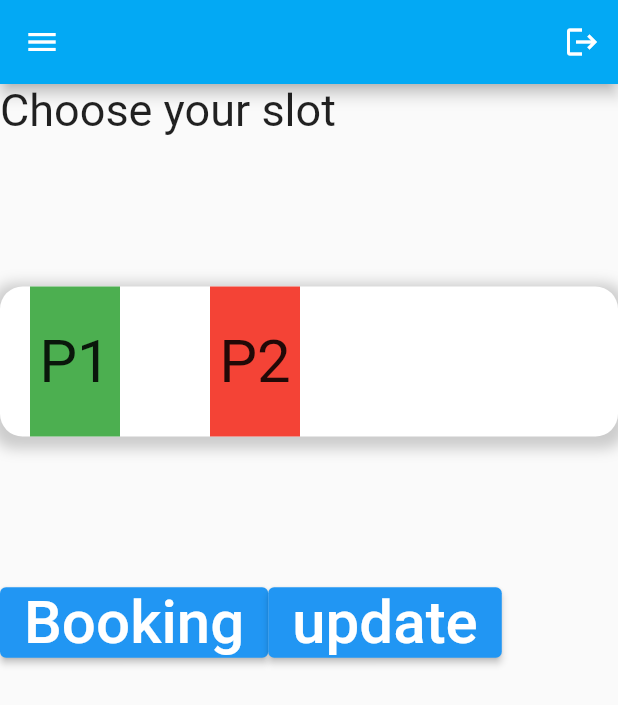
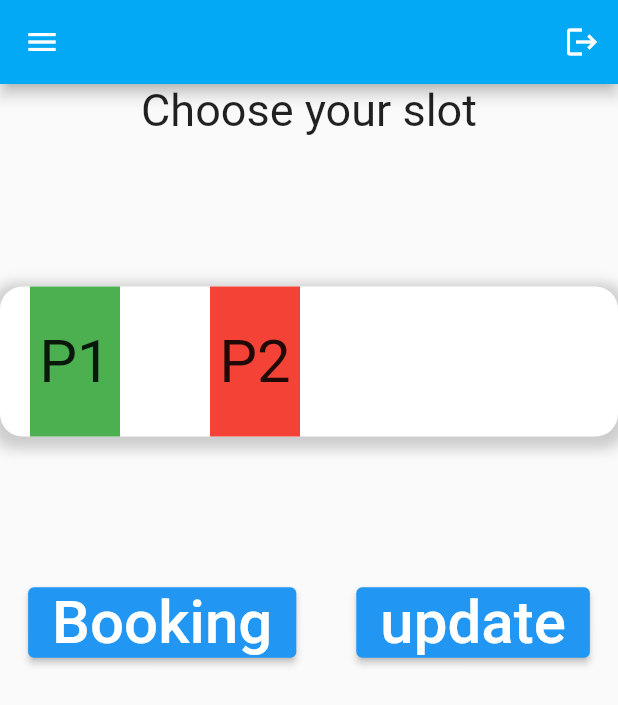
Before and after one commit to ssss500/smart_parking1, a Flutter app: the HomeScreen screen opened by its route, on a phone screen of 412 x 824 dp. Shown: the top 705 px of the screen. Run offline on Flutter 3.47's test engine with Material 2 defaults, Android fonts, the phone set to English and light mode, and no system bars; our stand-ins replace awesome_dialog, firebase_auth, firebase_core, firebase_database; accounts and stored records are empty.

Commit message:
Update home_screen.dart

```diff
--- a/lib/pages/home_screen.dart
+++ b/lib/pages/home_screen.dart
@@ -31,7 +31,7 @@ class _HomeScreen extends State<HomeScreen> {
       body: SingleChildScrollView(
         child: Column(
           mainAxisAlignment: MainAxisAlignment.spaceEvenly,
-          crossAxisAlignment: CrossAxisAlignment.start,
+          // crossAxisAlignment: CrossAxisAlignment.start,
           children: [
             const Text(
               "Choose your slot",
@@ -117,6 +117,9 @@ class _HomeScreen extends State<HomeScreen> {
                       },
                       child: const Text("Booking",
                           style: TextStyle(fontSize: 40))),
+                  const SizedBox(
+                    width: 40,
+                  ),
                   ElevatedButton(
                       onPressed: () async {
                         var tableRef = ref.child("second garage");
@@ -128,10 +131,17 @@ class _HomeScreen extends State<HomeScreen> {
                             tableRef.update({
                               'gate': false,
                             });
+                            if (kDebugMode) {
+                              print(snapshot.value);
+                            }
+
                           } else {
                             tableRef.update({
                               'gate': true,
                             });
+                            if (kDebugMode) {
+                              print(snapshot.value);
+                            }
                           }
                         });
                         // var gateValue = ref.child("second garage");
```
